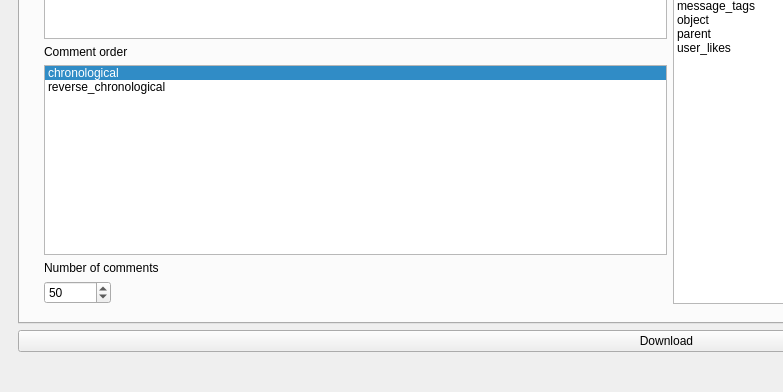
Old version of the form ui/mainwindow.ui in the repository ScriptSmith/reaper; both pictures show x 0 to 783 and y 415 to 807 of the 1333 by 807 pixel window.
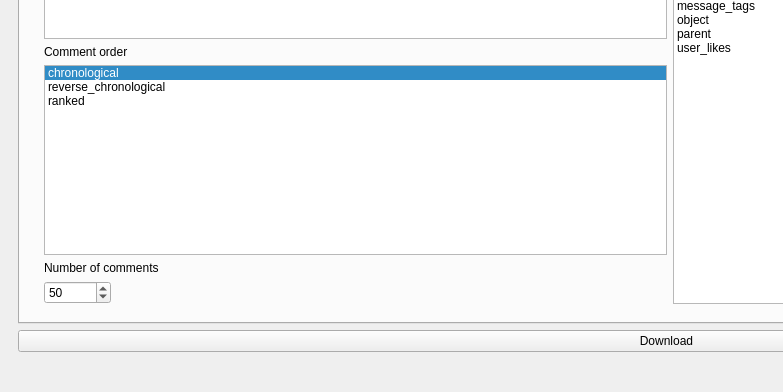
New version of the form. The open tabs and pages were chosen to show the change.

Commit message: fixed facebook default function

Diff of the .ui file:
```diff
--- a/ui/mainwindow.ui
+++ b/ui/mainwindow.ui
@@ -538,6 +538,11 @@
                         <string>reverse_chronological</string>
                        </property>
                       </item>
+                      <item>
+                       <property name="text">
+                        <string>ranked</string>
+                       </property>
+                      </item>
                      </widget>
                     </item>
                    </layout>
```
Left out of the diff: 5 changed lines with no effect on the pictures. The commit also changes 2 other files.
